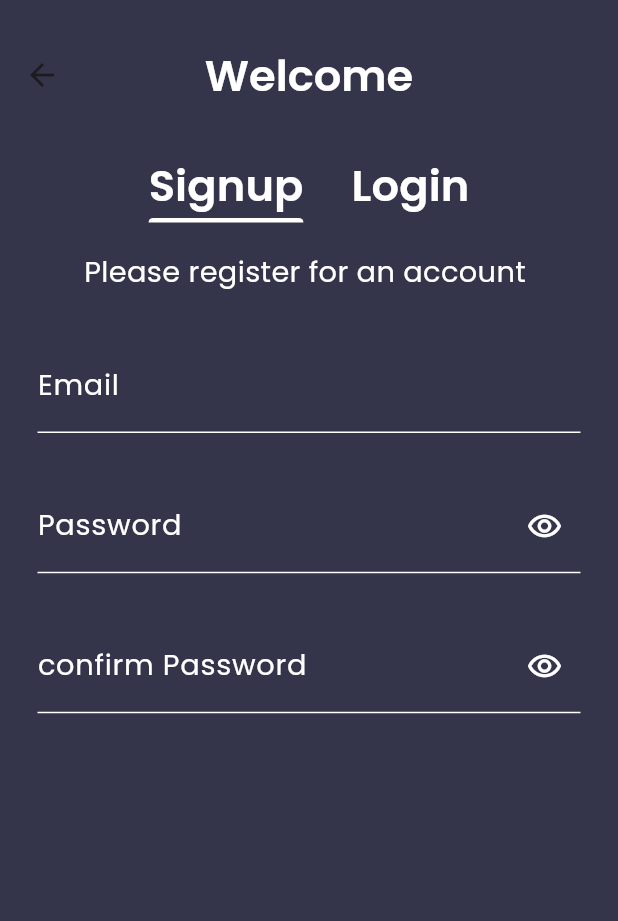
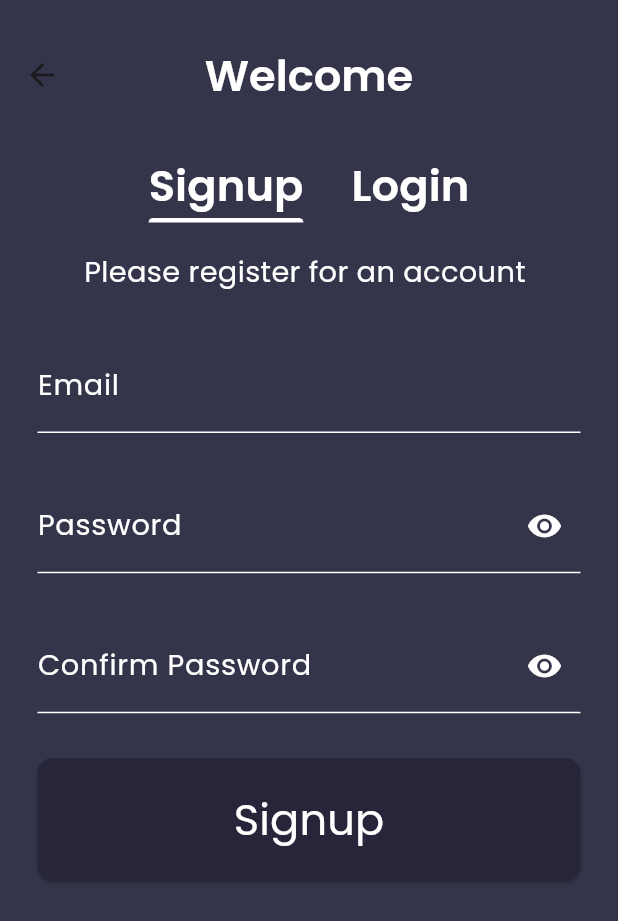
Before and after one commit to MohamedEssami20/movies_app, a Flutter app: the AuthView screen opened by its route, on a phone screen of 412 x 824 dp. Shown: the top 921 px of the screen. Run offline on Flutter 3.47's test engine with Material 3 defaults, Android fonts, the phone set to English and light mode, and no system bars; our stand-ins replace animated_text_kit, bloc, flutter_bloc, flutter_screenutil, google_fonts.

Commit message:
create custom text field cubit and trigger it

```diff
--- a/lib/core/widgets/custom_button.dart
+++ b/lib/core/widgets/custom_button.dart
@@ -23,8 +23,6 @@ class CustomButton extends StatelessWidget {
       style: ElevatedButton.styleFrom(
         backgroundColor: color,
         padding: EdgeInsets.symmetric(horizontal: 100.w, vertical: 20.h),
-        // minimumSize: Size(165.w, 50.h),
-        // maximumSize: Size(170.w, 60.h),
         shape: RoundedRectangleBorder(
           borderRadius: BorderRadius.circular(10),
         ),
--- a/lib/features/auth/presentation/manager/Auth_cubit/auth_cubit.dart
+++ b/lib/features/auth/presentation/manager/Auth_cubit/auth_cubit.dart
@@ -10,11 +10,11 @@ class AuthCubit extends Cubit<AuthState> {
         );
 
   bool isSignup = true;
-
   void changeAuthState(int index) {
     isSignup = index == 0;
     emit(
       AuthTabCubit(isSignup: isSignup),
     );
   }
+
 }
--- /dev/null
+++ b/lib/features/auth/presentation/manager/text_field_cubit/text_field_cubit.dart
@@ -0,0 +1,29 @@
+
+import 'package:bloc/bloc.dart';
+import 'package:flutter/material.dart';
+
+part 'text_field_state.dart';
+
+class TextFieldCubit extends Cubit<TextFieldState> {
+  TextFieldCubit()
+      : super(
+          TextFieldInitial(),
+        );
+
+  bool ispasswordvisable = true;
+  bool isConfirmpasswordvisable = true;
+
+  void changePasswordVisability() {
+    ispasswordvisable = !ispasswordvisable;
+    emit(
+      IsVisiablePassword(isvisiablePassword: ispasswordvisable),
+    );
+  }
+
+  void changeConfirmPasswordVisability() {
+    isConfirmpasswordvisable = !isConfirmpasswordvisable;
+    emit(
+      IsVisiablePassword(isvisiablePassword: isConfirmpasswordvisable),
+    );
+  }
+}
--- /dev/null
+++ b/lib/features/auth/presentation/manager/text_field_cubit/text_field_state.dart
@@ -0,0 +1,12 @@
+part of 'text_field_cubit.dart';
+
+@immutable
+sealed class TextFieldState {}
+
+final class TextFieldInitial extends TextFieldState {}
+
+final class IsVisiablePassword extends TextFieldState {
+  final bool isvisiablePassword;
+
+  IsVisiablePassword({required this.isvisiablePassword});
+}
--- a/lib/features/auth/presentation/views/auth_view.dart
+++ b/lib/features/auth/presentation/views/auth_view.dart
@@ -3,6 +3,7 @@ import 'package:flutter_bloc/flutter_bloc.dart';
 import 'package:movies_app/core/utils/app_text_styles.dart';
 
 import '../manager/Auth_cubit/auth_cubit.dart';
+import '../manager/text_field_cubit/text_field_cubit.dart';
 import 'widgets/auth_view_body.dart';
 
 class AuthView extends StatefulWidget {
@@ -67,7 +68,10 @@ class _AuthViewState extends State<AuthView>
           ),
         ),
       ),
-      body: AuthViewBody(),
+      body: BlocProvider(
+        create: (context) => TextFieldCubit(),
+        child: AuthViewBody(),
+      ),
     );
   }
 }
--- a/lib/features/auth/presentation/views/widgets/auth_view_body.dart
+++ b/lib/features/auth/presentation/views/widgets/auth_view_body.dart
@@ -1,9 +1,12 @@
 import 'package:flutter/material.dart';
 import 'package:flutter_bloc/flutter_bloc.dart';
+import 'package:movies_app/core/utils/app_color.dart';
+import 'package:movies_app/core/widgets/custom_button.dart';
 import 'package:movies_app/core/widgets/custom_text_field.dart';
 import 'package:movies_app/features/auth/presentation/manager/Auth_cubit/auth_cubit.dart';
 
 import '../../../../../core/utils/app_text_styles.dart';
+import '../../manager/text_field_cubit/text_field_cubit.dart';
 
 class AuthViewBody extends StatelessWidget {
   const AuthViewBody({super.key});
@@ -37,37 +40,90 @@ class AuthViewBody extends StatelessWidget {
             validate: (value) {},
           ),
           const SizedBox(height: 30),
-          CustomTextField(
+          BlocBuilder<TextFieldCubit, TextFieldState>(
+            builder: (context, state) {
+              final status = context.read<TextFieldCubit>().ispasswordvisable;
+              return CustomTextField(
                 label: "Password",
                 textInputAction: TextInputAction.next,
                 textInputType: TextInputType.visiblePassword,
-            obscureText: true,
+                obscureText: context.read<TextFieldCubit>().ispasswordvisable,
                 suffix: IconButton(
-              onPressed: () {},
-              icon: const Icon(
-                Icons.remove_red_eye_outlined,
+                  onPressed: () {
+                    context.read<TextFieldCubit>().changePasswordVisability();
+                  },
+                  icon: Icon(
+                    status ? Icons.visibility : Icons.visibility_off,
+                    color: Colors.white,
+                  ),
+                ),
+                validate: (value) {},
+              );
+            },
+          ),
+          const SizedBox(height: 30),
+          BlocBuilder<TextFieldCubit, TextFieldState>(
+            builder: (context, state) {
+              final status =
+                  context.read<TextFieldCubit>().isConfirmpasswordvisable;
+              return BlocBuilder<AuthCubit, AuthState>(
+                builder: (context, state) {
+                  final isLogin = context.watch<AuthCubit>().isSignup;
+                  return Visibility(
+                    visible: isLogin,
+                    child: CustomTextField(
+                      label: "Confirm Password",
+                      textInputAction: TextInputAction.next,
+                      textInputType: TextInputType.visiblePassword,
+                      obscureText: context
+                          .read<TextFieldCubit>()
+                          .isConfirmpasswordvisable,
+                      suffix: IconButton(
+                        onPressed: () {
+                          context
+                              .read<TextFieldCubit>()
+                              .changeConfirmPasswordVisability();
+                        },
+                        icon: Icon(
+                          status ? Icons.visibility : Icons.visibility_off,
                           color: Colors.white,
                         ),
                       ),
                       validate: (value) {},
                     ),
+                  );
+                },
+              );
+            },
+          ),
           const SizedBox(height: 30),
-          CustomTextField(
-            label: "confirm Password",
-            textInputAction: TextInputAction.done,
-            textInputType: TextInputType.visiblePassword,
-            obscureText: true,
-            validate: (value) {},
-            suffix: IconButton(
-              onPressed: () {},
-              icon: const Icon(
-                Icons.remove_red_eye_outlined,
-                color: Colors.white,
-              ),
-            ),
-          ),
+          AuthButton(),
         ],
       ),
     );
   }
 }
+
+class AuthButton extends StatelessWidget {
+  const AuthButton({
+    super.key,
+  });
+
+  @override
+  Widget build(BuildContext context) {
+    return SizedBox(
+      width: MediaQuery.sizeOf(context).width,
+      child: BlocBuilder<AuthCubit,AuthState>(
+        builder: (context, state) {
+          final isSignup = context.watch<AuthCubit>().isSignup;
+          return CustomButton(
+            text:isSignup? "Signup":"Login",
+            onPressed: () {},
+            hasBorder: false,
+            color: AppColors.kPrimaryColor,
+          );
+        },
+      ),
+    );
+  }
+}
```
Lines whose indentation alone changed are shown as unchanged.
